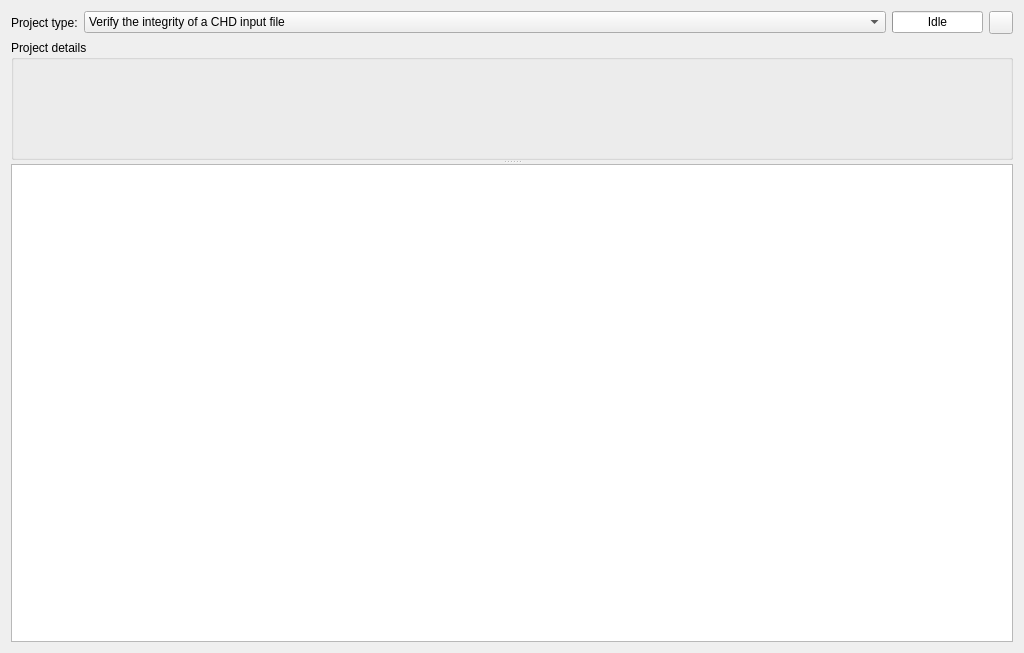
Old version of the form tools/qchdman/projectwidget.ui in the repository qmc2/qmc2-mame-fe.
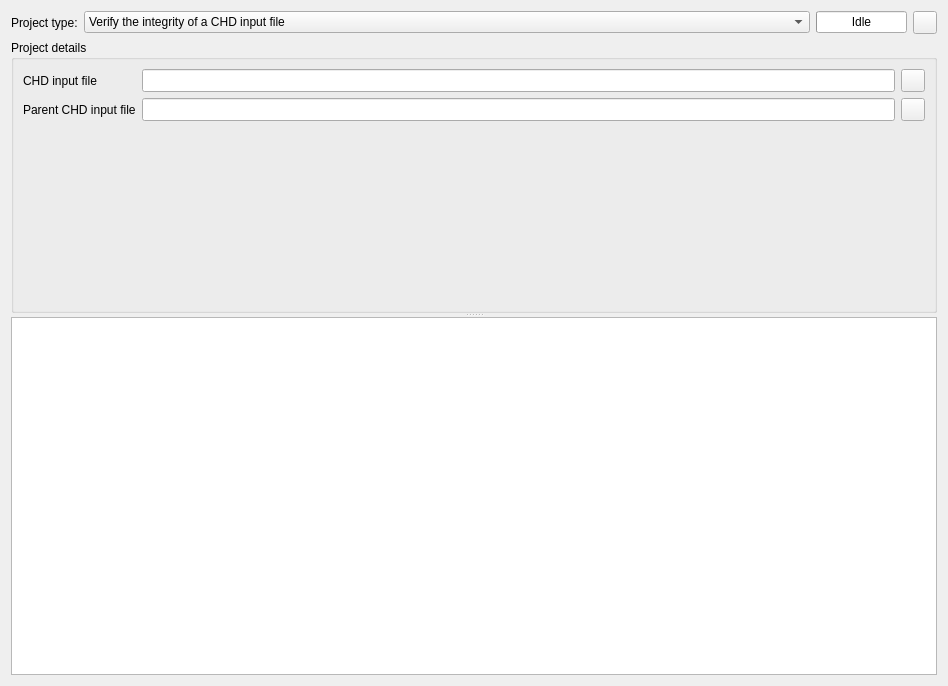
New version of the form. Icons and pictures are not drawn.

What changed in the file:
```diff
--- a/tools/qchdman/projectwidget.ui
+++ b/tools/qchdman/projectwidget.ui
@@ -6,8 +6,8 @@
    <rect>
     <x>0</x>
     <y>0</y>
-    <width>1024</width>
-    <height>653</height>
+    <width>948</width>
+    <height>686</height>
    </rect>
   </property>
   <layout class="QGridLayout" name="gridLayout">
@@ -142,7 +142,85 @@
             <property name="currentIndex">
              <number>0</number>
             </property>
-            <widget class="QWidget" name="pageVerify"/>
+            <widget class="QWidget" name="pageVerify">
+             <layout class="QGridLayout" name="gridLayout_3">
+              <item row="1" column="0">
+               <widget class="QLabel" name="labelVerifyParentInputFile">
+                <property name="text">
+                 <string>Parent CHD input file</string>
+                </property>
+               </widget>
+              </item>
+              <item row="0" column="1">
+               <widget class="QLineEdit" name="lineEditVerifyInputFile">
+                <property name="sizePolicy">
+                 <sizepolicy hsizetype="Expanding" vsizetype="Minimum">
+                  <horstretch>0</horstretch>
+                  <verstretch>0</verstretch>
+                 </sizepolicy>
+                </property>
+               </widget>
+              </item>
+              <item row="1" column="1">
+               <widget class="QLineEdit" name="lineEditVerifyParentInputFile">
+                <property name="sizePolicy">
+                 <sizepolicy hsizetype="Expanding" vsizetype="Minimum">
+                  <horstretch>0</horstretch>
+                  <verstretch>0</verstretch>
+                 </sizepolicy>
+                </property>
+               </widget>
+              </item>
+              <item row="1" column="2">
+               <widget class="QToolButton" name="toolButtonBrowseVerifyParentInputFile">
+                <property name="sizePolicy">
+                 <sizepolicy hsizetype="Fixed" vsizetype="Minimum">
+                  <horstretch>0</horstretch>
+                  <verstretch>0</verstretch>
+                 </sizepolicy>
+                </property>
+                <property name="icon">
+                 <iconset resource="qchdman.qrc">
+                  <normaloff>:/data/img/fileopen.png</normaloff>:/data/img/fileopen.png</iconset>
+                </property>
+               </widget>
+              </item>
+              <item row="0" column="2">
+               <widget class="QToolButton" name="toolButtonBrowseVerifyInputFile">
+                <property name="sizePolicy">
+                 <sizepolicy hsizetype="Fixed" vsizetype="Minimum">
+                  <horstretch>0</horstretch>
+                  <verstretch>0</verstretch>
+                 </sizepolicy>
+                </property>
+                <property name="icon">
+                 <iconset resource="qchdman.qrc">
+                  <normaloff>:/data/img/fileopen.png</normaloff>:/data/img/fileopen.png</iconset>
+                </property>
+               </widget>
+              </item>
+              <item row="0" column="0">
+               <widget class="QLabel" name="labelVerifyInputFile">
+                <property name="text">
+                 <string>CHD input file</string>
+                </property>
+               </widget>
+              </item>
+              <item row="2" column="0" colspan="3">
+               <spacer name="verticalSpacerVerify">
+                <property name="orientation">
+                 <enum>Qt::Vertical</enum>
+                </property>
+                <property name="sizeHint" stdset="0">
+                 <size>
+                  <width>20</width>
+                  <height>40</height>
+                 </size>
+                </property>
+               </spacer>
+              </item>
+             </layout>
+            </widget>
             <widget class="QWidget" name="pageCreateRaw"/>
             <widget class="QWidget" name="pageCreateHardDisk"/>
             <widget class="QWidget" name="pageCreateCD"/>
```
Left out of the diff: 37 changed lines with no effect on the pictures.
